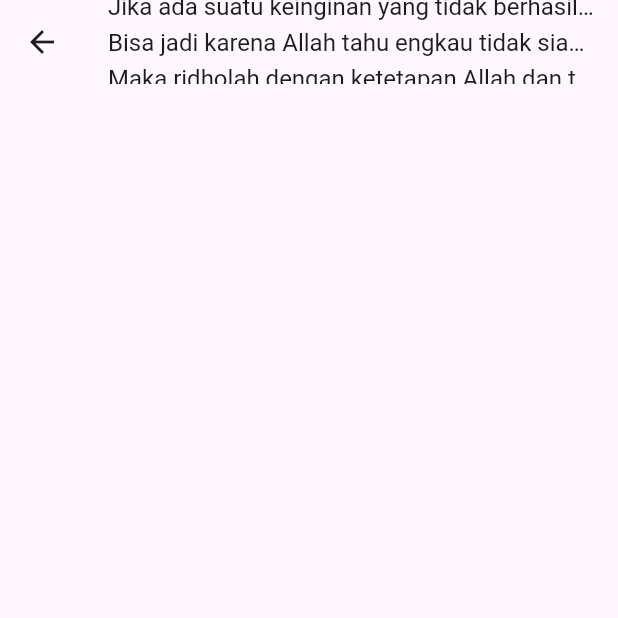
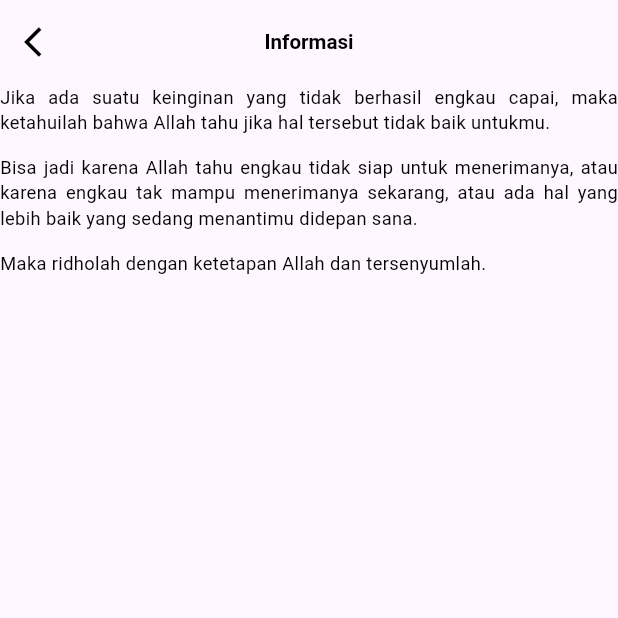
Before and after one commit to Ganjarganda/project_magang, a Flutter app: the screen it shows after launch, after a tap on an icon or button, on a phone screen of 412 x 824 dp, the top half of it. Run offline on Flutter 3.47's test engine with Material 3 defaults, Android fonts, the phone set to English and light mode, and no system bars; drawn by our look-alikes of flutter_easyloading; our stand-ins replace cached_network_image, flutter_cache_manager, flutter_screenutil, get; network calls fail.

Commit message:
update informasi

```diff
--- a/lib/modules/auth/login_screen.dart
+++ b/lib/modules/auth/login_screen.dart
@@ -190,7 +190,7 @@ class _LoginScreenState extends State<LoginScreen> {
                     /// informasi
                     GestureDetector(
                       onTap: () {
-                        Get.toNamed(Routes.routesinformasi);
+                        Get.toNamed(Routes.routesInformasi);
                       },
                       child: Center(
                         child: RichText(
--- a/lib/modules/informasi/informasi.dart
+++ /dev/null
@@ -1,41 +0,0 @@
-import 'package:flutter/material.dart';
-
-class Informasi extends StatefulWidget {
-  const Informasi({super.key});
-
-  @override
-  State<Informasi> createState() => _InformasiState();
-}
-
-class _InformasiState extends State<Informasi> {
-  var informasiController = TextEditingController();
-
-  @override
-  Widget build(BuildContext context) {
-    return Scaffold(
-      appBar: AppBar(
-        title: Column(
-          crossAxisAlignment: CrossAxisAlignment.start,
-          children: [
-            Text(
-              'Jika ada suatu keinginan yang tidak berhasil engkau capai, maka ketahuilah bahwa Allah tahu jika hal tersebut tidak baik untukmu.',
-              style: TextStyle(fontSize: 16.0), // Ukuran teks dapat disesuaikan
-            ),
-            SizedBox(height: 4.0), // Jarak antar baris teks
-            Text(
-              'Bisa jadi karena Allah tahu engkau tidak siap untuk menerimanya, atau karena engkau tak mampu menerimanya sekarang, atau ada hal yang lebih baik yang sedang menantimu didepan sana.',
-              style: TextStyle(fontSize: 16.0), //hhh
-            ),
-            SizedBox(height: 4.0),
-
-            ///kkk
-            Text(
-              'Maka ridholah dengan ketetapan Allah dan tersenyumlah.',
-              style: TextStyle(fontSize: 16.0),
-            ),
-          ],
-        ),
-      ),
-    );
-  }
-}
--- /dev/null
+++ b/lib/modules/informasi/informasi_screen.dart
@@ -0,0 +1,62 @@
+import 'package:flutter/material.dart';
+import 'package:get/get.dart';
+import 'package:test_project/utils/constant.dart';
+
+class InformasiScreen extends StatefulWidget {
+  const InformasiScreen({super.key});
+
+  @override
+  State<InformasiScreen> createState() => _InformasiScreenState();
+}
+
+class _InformasiScreenState extends State<InformasiScreen> {
+  var informasiController = TextEditingController();
+
+  @override
+  Widget build(BuildContext context) {
+    return Scaffold(
+      appBar: AppBar(
+        centerTitle: true,
+        title: Text(
+          'Informasi',
+          style: styleTitle,
+        ),
+        leading: IconButton(
+          onPressed: () {
+            Get.back();
+          },
+          icon: const Icon(
+            Icons.arrow_back_ios,
+            color: Colors.black,
+          ),
+        ),
+      ),
+      body: Column(
+        crossAxisAlignment: CrossAxisAlignment.start,
+        children: [
+          textSimple(
+            message:
+                'Jika ada suatu keinginan yang tidak berhasil engkau capai, maka ketahuilah bahwa Allah tahu jika hal tersebut tidak baik untukmu.',
+          ),
+          SizedBox(height: setHeight(30)),
+          textSimple(
+            message:
+                'Bisa jadi karena Allah tahu engkau tidak siap untuk menerimanya, atau karena engkau tak mampu menerimanya sekarang, atau ada hal yang lebih baik yang sedang menantimu didepan sana.',
+          ),
+          SizedBox(height: setHeight(30)),
+          textSimple(
+            message: 'Maka ridholah dengan ketetapan Allah dan tersenyumlah.',
+          ),
+        ],
+      ),
+    );
+  }
+
+  Widget textSimple({required String message}) {
+    return Text(
+      message,
+      style: styleSubtitle,
+      textAlign: TextAlign.justify,
+    );
+  }
+}
--- a/lib/routes/app_routes.dart
+++ b/lib/routes/app_routes.dart
@@ -2,7 +2,7 @@ import 'package:get/get.dart';
 import 'package:test_project/modules/beranda/beranda_screen.dart';
 import 'package:test_project/modules/auth/forget_password_screen.dart';
 import 'package:test_project/modules/auth/register_screen.dart';
-import 'package:test_project/modules/informasi/informasi.dart';
+import 'package:test_project/modules/informasi/informasi_screen.dart';
 import '../modules/auth/login_screen.dart';
 import '../modules/splash/splash_screen.dart';
 
@@ -12,7 +12,7 @@ class Routes {
   static String routeForgetPasword = '/forget-password';
   static String routeRegister = '/register';
   static String routesBerandaScreen = '/beranda_screen';
-  static String routesinformasi = '/informasi';
+  static String routesInformasi = '/informasi';
 }
 
 appRoutes() => [
@@ -53,8 +53,8 @@ appRoutes() => [
 
       /// informasi
       GetPage(
-        name: Routes.routesinformasi,
-        page: () => Informasi(),
+        name: Routes.routesInformasi,
+        page: () => InformasiScreen(),
         transition: Transition.fade,
       ),
 
```
